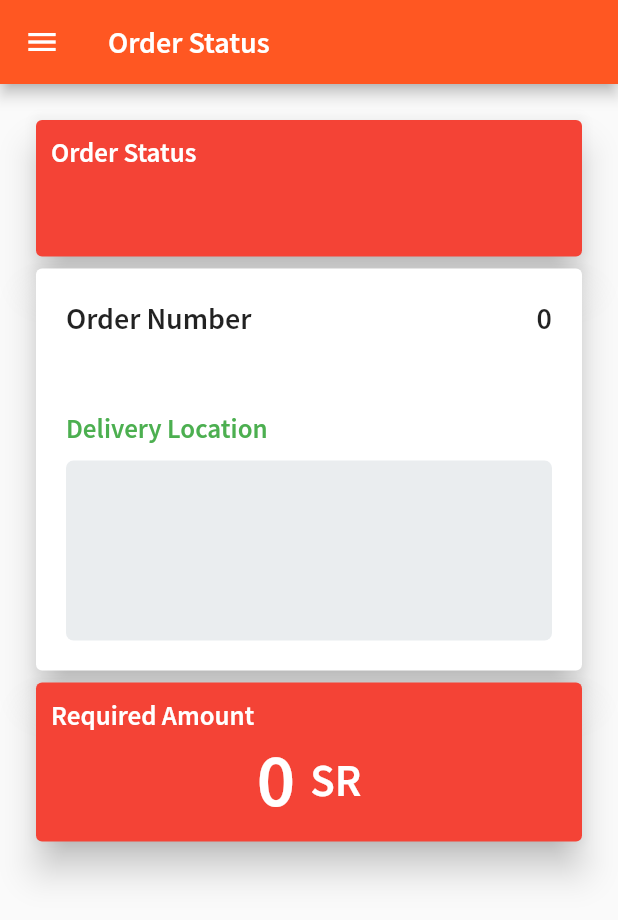
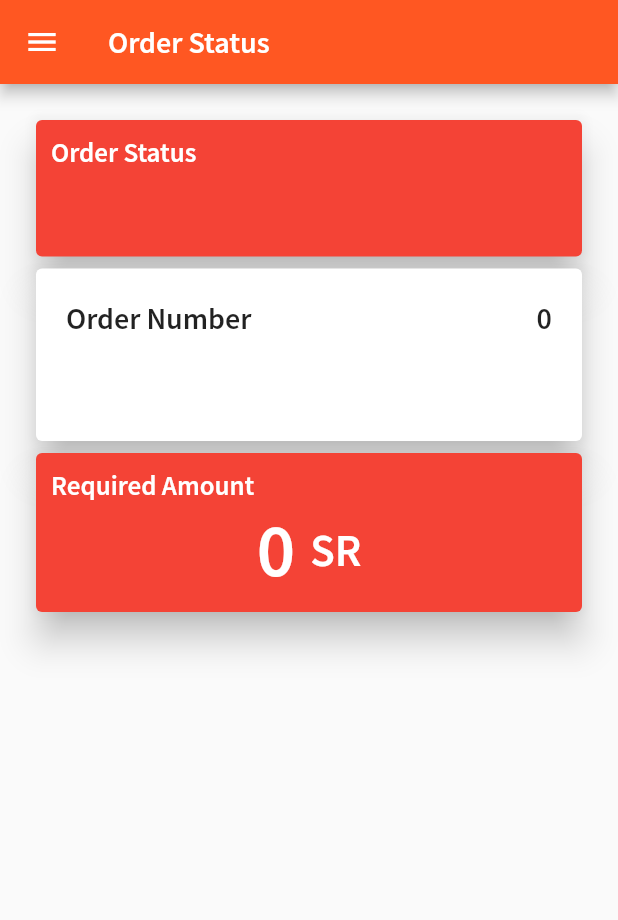
Before and after one commit to Nader15/gas_express, a Flutter app: the OrderDetails screen opened directly with empty values, on a phone screen of 412 x 824 dp. Shown: the top 920 px of the screen. Run offline on Flutter 3.47's test engine with Material 2 defaults, Android fonts, the phone set to English and light mode, and no system bars; our stand-ins replace carousel_slider, dio, flutter_svg, google_maps_flutter, image_picker, localize_and_translate and 3 more; missing offline and left inert: flutter_statusbarcolor, geocoder, xs_progress_hud; accounts and stored records are empty.

Commit message:
edit coupone

```diff
--- a/lib/ui/HomeScreens/new_products.dart
+++ b/lib/ui/HomeScreens/new_products.dart
@@ -81,7 +81,7 @@ class _NewProductsState extends State<NewProducts> {
               children: [
 
             CarouselSlider(
-            options: CarouselOptions(height: 200.0,autoPlay: true,),
+            options: CarouselOptions(height: 200.0,autoPlay: true,aspectRatio: .9),
             items:widget. bannersList.map((i) {
               return Builder(
                 builder: (BuildContext context) {
@@ -90,7 +90,7 @@ class _NewProductsState extends State<NewProducts> {
                       width: MediaQuery.of(context).size.width,
                       margin: EdgeInsets.symmetric(horizontal: 5.0),
 
-                      child: Image.network(i.image,fit: BoxFit.contain,)
+                      child: Image.network(i.image,fit: BoxFit.fill,)
                   );
                 },
               );
--- a/lib/ui/HomeScreens/recharge.dart
+++ b/lib/ui/HomeScreens/recharge.dart
@@ -79,7 +79,7 @@ class _RechargeState extends State<Recharge> {
             child: Column(
               children: [
                 CarouselSlider(
-                  options: CarouselOptions(height: 200.0,autoPlay: true,),
+                  options: CarouselOptions(height: 200.0,autoPlay: true,aspectRatio: .9),
                   items:widget. bannersList.map((i) {
                     return Builder(
                       builder: (BuildContext context) {
@@ -88,7 +88,7 @@ class _RechargeState extends State<Recharge> {
                             width: MediaQuery.of(context).size.width,
                             margin: EdgeInsets.symmetric(horizontal: 5.0),
 
-                            child: Image.network(i.image,fit: BoxFit.contain,)
+                            child: Image.network(i.image,fit: BoxFit.fill,)
                         );
                       },
                     );
--- a/lib/ui/Orders/order_status.dart
+++ b/lib/ui/Orders/order_status.dart
@@ -207,22 +207,22 @@ class _OrderDetailsState extends State<OrderDetails> {
                             SizedBox(
                               height: 10,
                             ),
-                            Text(
-                              getTranslated(context, "DeliveryLocation"),
-                              style: TextStyle(
-                                  fontWeight: FontWeight.w100,
-                                  fontSize: 18,
-                                  color: greenAppColor),
-                            ),
-                            SizedBox(
-                              height: 10,
-                            ),
-                            Container(
-                              height: 120,
-                              decoration: BoxDecoration(
-                                  color: greyPrimaryColor.withOpacity(.3),
-                                  borderRadius: BorderRadius.circular(5)),
-                            )
+                            // Text(
+                            //   getTranslated(context, "DeliveryLocation"),
+                            //   style: TextStyle(
+                            //       fontWeight: FontWeight.w100,
+                            //       fontSize: 18,
+                            //       color: greenAppColor),
+                            // ),
+                            // SizedBox(
+                            //   height: 10,
+                            // ),
+                            // Container(
+                            //   height: 120,
+                            //   decoration: BoxDecoration(
+                            //       color: greyPrimaryColor.withOpacity(.3),
+                            //       borderRadius: BorderRadius.circular(5)),
+                            // )
                           ],
                         ),
                       ),
@@ -245,7 +245,7 @@ class _OrderDetailsState extends State<OrderDetails> {
                             Row(
                               mainAxisAlignment: MainAxisAlignment.center,
                               children: [
-                                Text("${widget.orderItem.totalprice}",
+                                Text("${(widget.orderItem.totalprice??0)-(widget.orderItem.discountValue??0)}",
                                     style: TextStyle(
                                         fontWeight: FontWeight.w100,
                                         fontSize: 50,
```
Also changed, not shown: lib/ui/HomeScreens/products.dart (+4 -3 lines), lib/ui/Orders/OrdersScreen.dart (+12 -1 lines).
